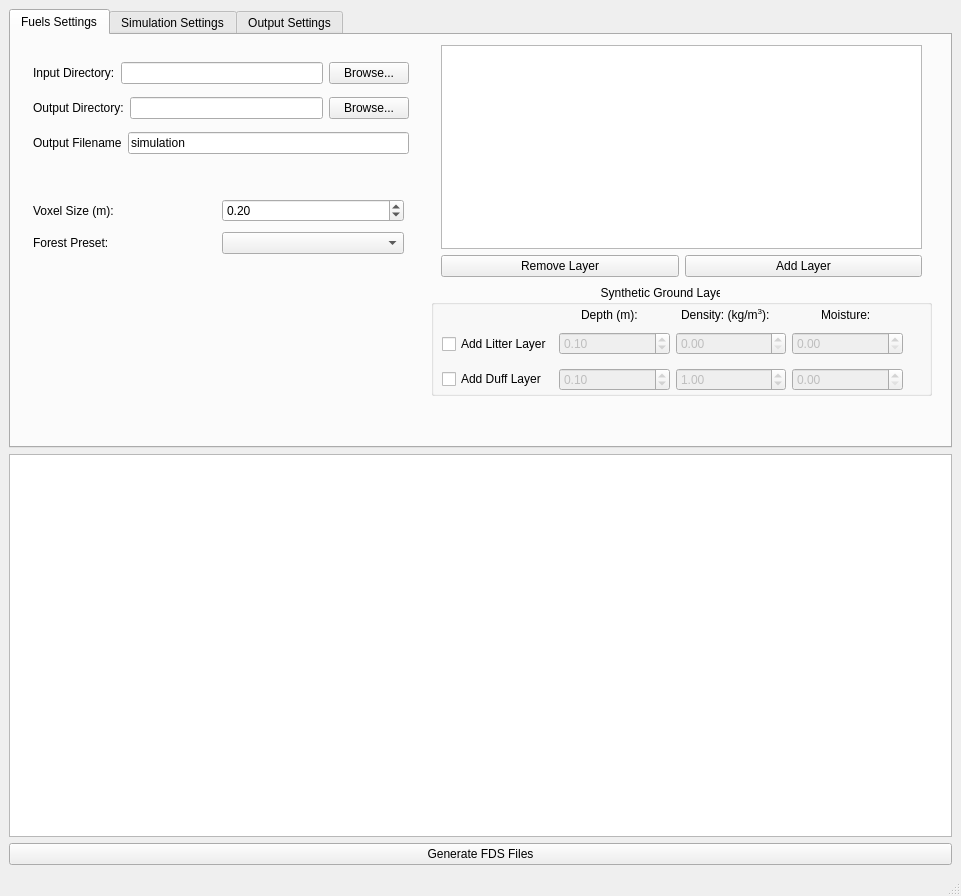
3DFin/TLS_to_FDS, file mainwindow.ui: the form before one commit.
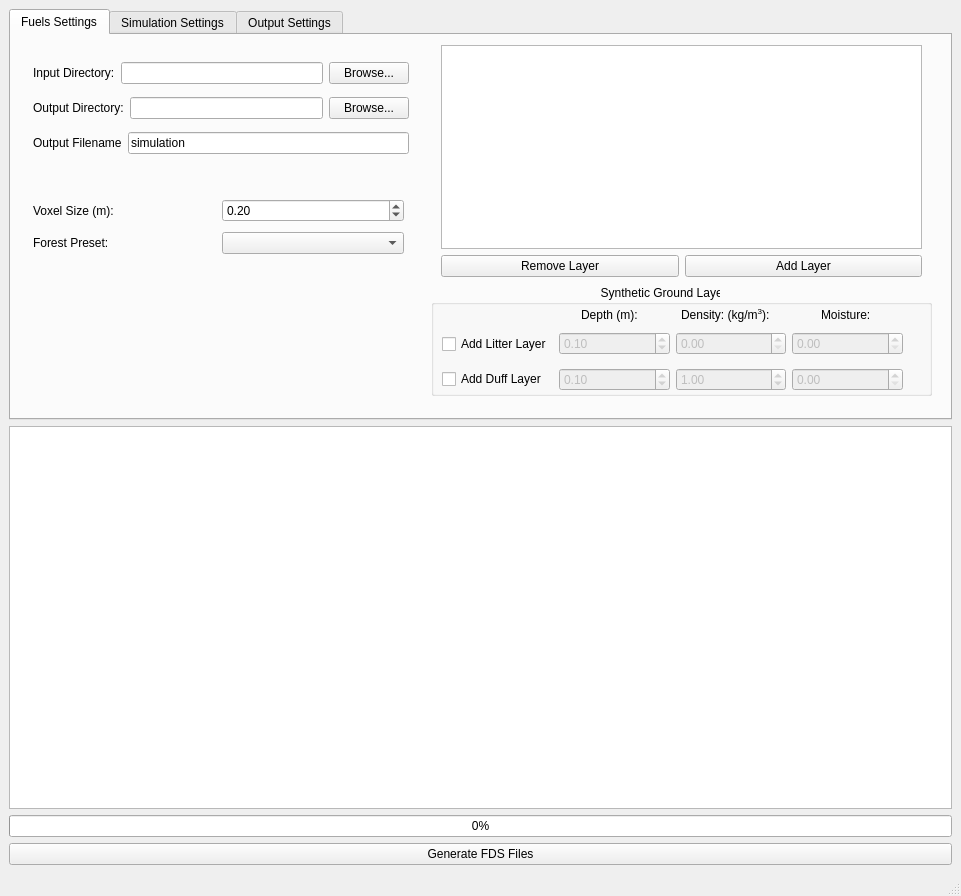
The form after the commit. The open tabs and pages were chosen to show the change.

Commit message: Icons & progress bar

```diff
--- a/mainwindow.ui
+++ b/mainwindow.ui
@@ -877,6 +877,13 @@
       </property>
      </widget>
     </item>
+    <item>
+     <widget class="QProgressBar" name="progress_bar">
+      <property name="value">
+       <number>0</number>
+      </property>
+     </widget>
+    </item>
     <item>
      <widget class="QPushButton" name="btn_generate">
       <property name="text">
```
Left out of the diff: 2 changed lines with no effect on the pictures. The commit also changes 4 other files.
